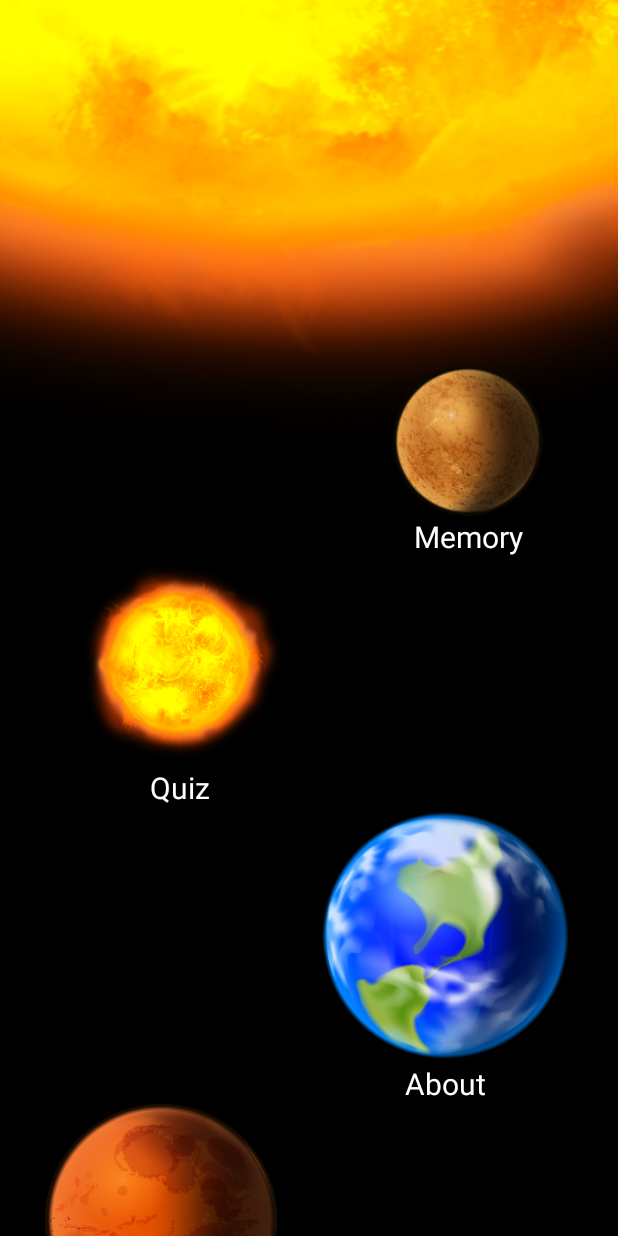
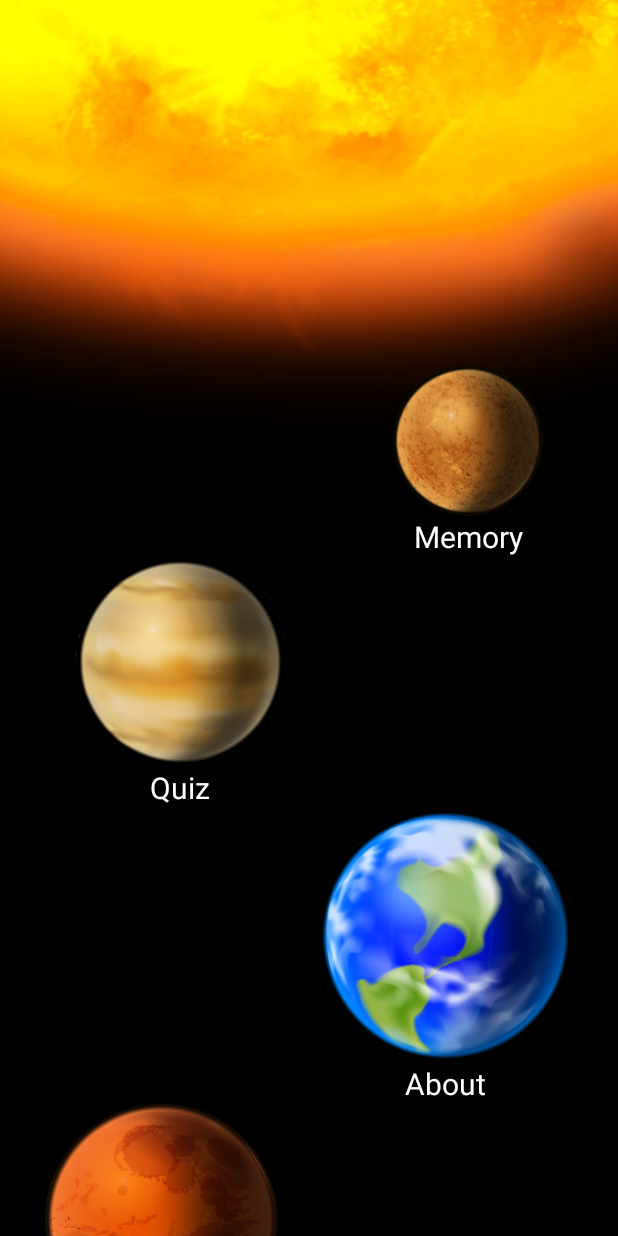
Before and after one commit to cj3dreams/JamesApp, an Android app: the screen it shows after launch (MainActivity), on a phone screen of 412 x 824 dp. Run offline under Robolectric (Android 15) with nearby library versions, the phone set to English and light mode, and no system bars.

Commit message:
Almost there!
-MainActivity is ready almost
-Quiz and Memory now works
-etc

```diff
--- a/app/src/main/res/layout/activity_main.xml
+++ b/app/src/main/res/layout/activity_main.xml
@@ -49,7 +49,7 @@
             android:layout_height="140dp"
             android:layout_below="@+id/mercury_name"
             android:layout_marginStart="50dp"
-            android:src="@drawable/sun" />
+            android:src="@drawable/venus" />
 
         <TextView
             android:id="@+id/venus_name"
@@ -131,7 +131,7 @@
             android:layout_height="250dp"
             android:layout_below="@+id/jupiter_name"
             android:layout_marginStart="40dp"
-            android:src="@drawable/sun" />
+            android:src="@drawable/saturn" />
 
         <TextView
             android:id="@+id/saturn_name"
@@ -152,7 +152,7 @@
             android:layout_below="@+id/saturn_name"
             android:layout_alignParentEnd="true"
             android:layout_marginEnd="20dp"
-            android:src="@drawable/sun" />
+            android:src="@drawable/uranus" />
 
         <TextView
             android:id="@+id/uranus_name"
```
Also changed, not shown: app/src/main/res/layout/activity_quiz.xml (+9 -3 lines).
